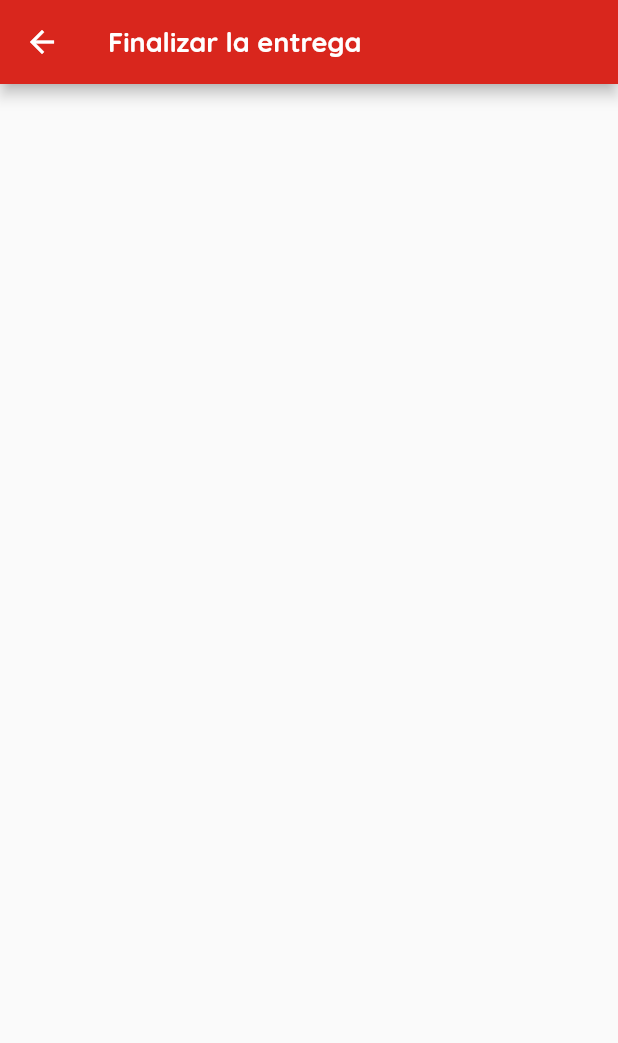
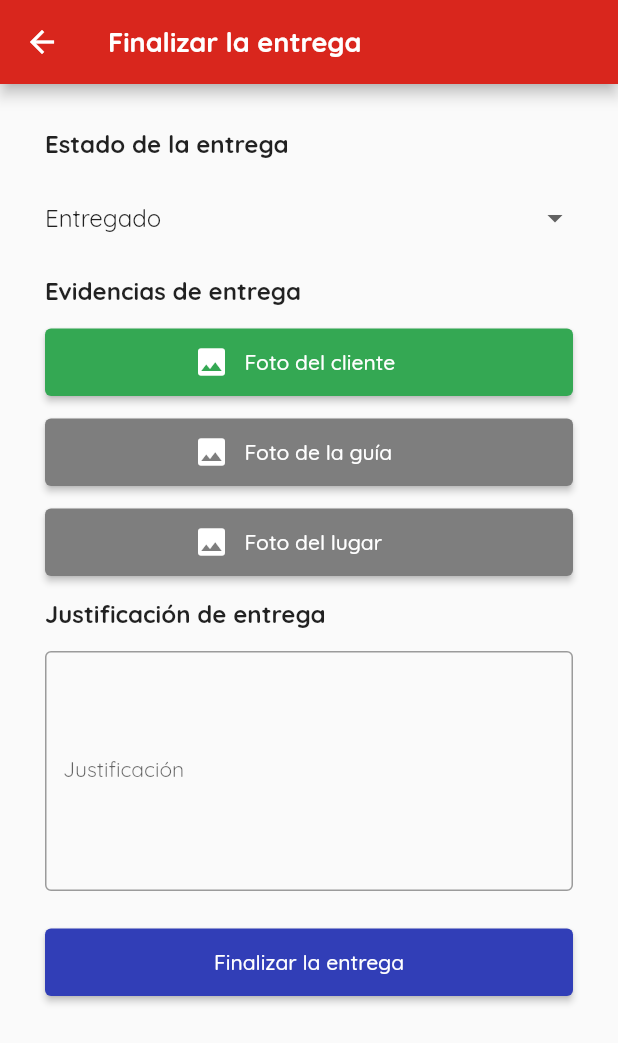
Before and after one commit to hufflevotom/doortodoor-mobile, a Flutter app: the ProblemaScreen screen opened by its route, on a phone screen of 412 x 824 dp. Shown: the top 1043 px of the screen. Run offline on Flutter 3.47's test engine with Material 2 defaults, Android fonts, the phone set to English and light mode, and no system bars; our stand-ins replace shared_preferences; missing offline and left inert: mapbox_gl; accounts and stored records are empty.

Commit message:
feat: se agrego el diseño de finalizar entrega

```diff
--- a/lib/Pages/problema_screen.dart
+++ b/lib/Pages/problema_screen.dart
@@ -15,7 +15,153 @@ class ProblemaScreen extends StatelessWidget {
       ),
       body: Container(
         padding: const EdgeInsets.all(30),
-        child: Column(),
+        child: SingleChildScrollView(
+          child: Column(
+            crossAxisAlignment: CrossAxisAlignment.start,
+            children: [
+              const Text(
+                'Estado de la entrega',
+                style: TextStyle(
+                  fontWeight: FontWeight.bold,
+                  fontSize: 16,
+                ),
+              ),
+              const SizedBox(height: 15),
+              SizedBox(
+                width: double.infinity,
+                child: DropdownButton(
+                  underline: Container(),
+                  isExpanded: true,
+                  value: 'Entregado',
+                  items: const [
+                    DropdownMenuItem(
+                      value: 'Entregado',
+                      child: Text('Entregado'),
+                    ),
+                    DropdownMenuItem(
+                      value: 'No entregado',
+                      child: Text('No entregado'),
+                    ),
+                  ],
+                  onChanged: (value) {},
+                ),
+              ),
+              const SizedBox(height: 15),
+              const Text(
+                'Evidencias de entrega',
+                style: TextStyle(
+                  fontWeight: FontWeight.bold,
+                  fontSize: 16,
+                ),
+              ),
+              const SizedBox(height: 15),
+              SizedBox(
+                height: 45,
+                width: double.infinity,
+                child: ElevatedButton(
+                  onPressed: () {},
+                  style: ElevatedButton.styleFrom(
+                    backgroundColor: CustomColors.verde_100,
+                  ),
+                  child: Row(
+                    mainAxisAlignment: MainAxisAlignment.center,
+                    children: const [
+                      Icon(Icons.photo),
+                      SizedBox(width: 10),
+                      SizedBox(
+                        width: 120,
+                        child: Text(
+                          'Foto del cliente',
+                        ),
+                      ),
+                    ],
+                  ),
+                ),
+              ),
+              const SizedBox(height: 15),
+              SizedBox(
+                height: 45,
+                width: double.infinity,
+                child: ElevatedButton(
+                  onPressed: () {},
+                  style: ElevatedButton.styleFrom(
+                    backgroundColor: CustomColors.gris_100,
+                  ),
+                  child: Row(
+                    mainAxisAlignment: MainAxisAlignment.center,
+                    children: const [
+                      Icon(Icons.photo),
+                      SizedBox(width: 10),
+                      SizedBox(
+                        width: 120,
+                        child: Text(
+                          'Foto de la guía',
+                        ),
+                      ),
+                    ],
+                  ),
+                ),
+              ),
+              const SizedBox(height: 15),
+              SizedBox(
+                width: double.infinity,
+                height: 45,
+                child: ElevatedButton(
+                  onPressed: () {},
+                  style: ElevatedButton.styleFrom(
+                    backgroundColor: CustomColors.gris_100,
+                  ),
+                  child: Row(
+                    mainAxisAlignment: MainAxisAlignment.center,
+                    children: const [
+                      Icon(Icons.photo),
+                      SizedBox(width: 10),
+                      SizedBox(
+                        width: 120,
+                        child: Text(
+                          'Foto del lugar',
+                        ),
+                      ),
+                    ],
+                  ),
+                ),
+              ),
+              const SizedBox(height: 15),
+              const Text(
+                'Justificación de entrega',
+                style: TextStyle(
+                  fontWeight: FontWeight.bold,
+                  fontSize: 16,
+                ),
+              ),
+              const SizedBox(height: 15),
+              const TextField(
+                minLines: 6,
+                keyboardType: TextInputType.multiline,
+                maxLines: null,
+                decoration: InputDecoration(
+                  border: OutlineInputBorder(),
+                  labelText: 'Justificación',
+                  labelStyle: TextStyle(fontSize: 14),
+                ),
+              ),
+              const SizedBox(height: 25),
+              SizedBox(
+                height: 45,
+                width: double.infinity,
+                child: ElevatedButton(
+                  onPressed: () {},
+                  style: ElevatedButton.styleFrom(
+                    backgroundColor: CustomColors.azul_100,
+                  ),
+                  child: const Text(
+                    'Finalizar la entrega',
+                  ),
+                ),
+              ),
+            ],
+          ),
+        ),
       ),
     );
   }
```
